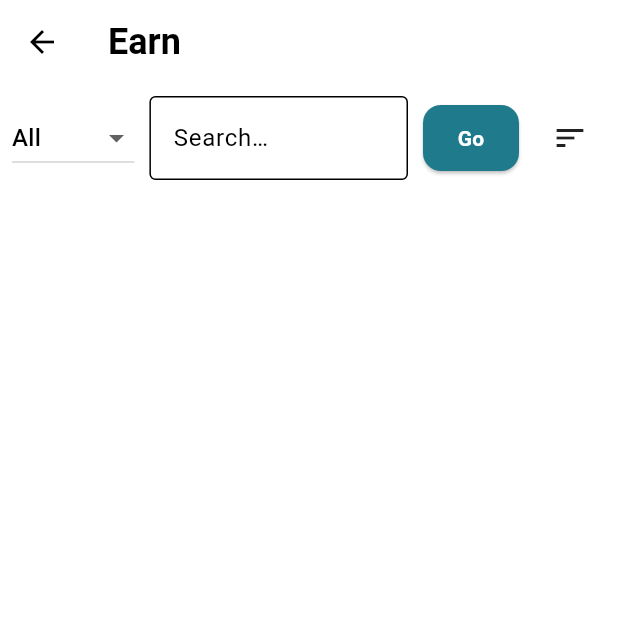
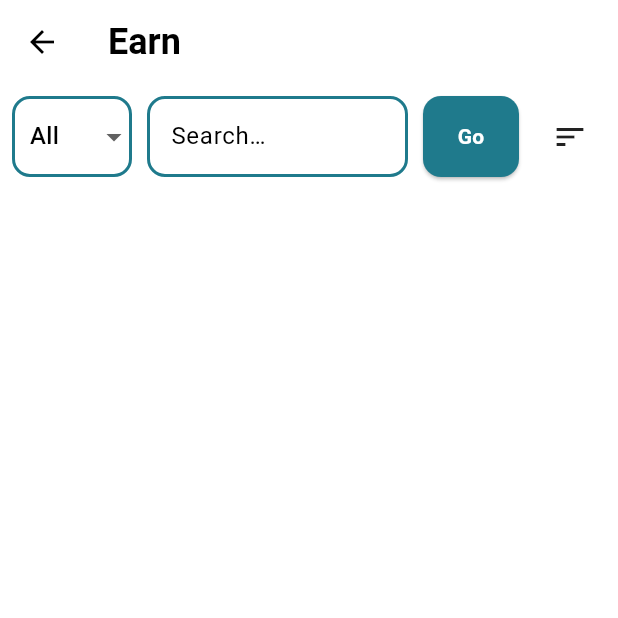
Before and after one commit to Isarquis/M-viles-Group13, a Flutter app: the EarnScreen screen opened directly, after a tap on "Go", on a phone screen of 412 x 824 dp, the top half of it. Run offline on Flutter 3.47's test engine with Material 3 defaults, Android fonts, the phone set to English and light mode, and no system bars; our stand-ins replace cached_network_image, cloud_firestore, connectivity_plus, firebase_auth, firebase_core, firebase_storage and 11 more; accounts and stored records are empty.

```diff
--- a/uni_marketplace_flutter/lib/screens/earn_list.dart
+++ b/uni_marketplace_flutter/lib/screens/earn_list.dart
@@ -26,8 +26,7 @@ class _EarnScreenState extends State<EarnScreen> {
 
   List<Product> _allProducts = [];
   List<Product> _filtered = [];
-  final ValueNotifier<List<Product>> _pageNotifier =
-      ValueNotifier<List<Product>>([]);
+  final ValueNotifier<List<Product>> _pageNotifier = ValueNotifier([]);
   bool _isLoading = false;
   bool _isLoadingMore = false;
   bool _hasMore = true;
@@ -50,25 +49,72 @@ class _EarnScreenState extends State<EarnScreen> {
   @override
   void initState() {
     super.initState();
-    _initHive();
-    _loadSearchSuggestions();
     _scrollController.addListener(() {
       _onScroll();
       _hideSearchSuggestionsOnScroll();
     });
-    _loadInitial();
+    // Arrancamos todo después del primer frame
+    WidgetsBinding.instance.addPostFrameCallback((_) => _setup());
+  }
+
+  Future<void> _setup() async {
+    await _initHive();
+    await _loadInitial();
+  }
+
+  Future<void> _initHive() async {
+    _productsBox = await Hive.openBox('cached_products');
+  }
+
+  Future<void> _loadSearchSuggestions() async {
+    final terms = await _searchHistoryDB.getRecentTerms();
+    setState(() => _searchSuggestions = terms);
+  }
+
+  Future<void> _saveSearchTerm(String term) async {
+    if (term.trim().isEmpty) return;
+    await _searchHistoryDB.insertTerm(term.trim());
+    await _loadSearchSuggestions();
   }
 
   void _hideSearchSuggestionsOnScroll() {
     if (_searchSuggestions.isNotEmpty) {
-      setState(() {
-        _searchSuggestions = [];
-      });
+      setState(() => _searchSuggestions = []);
     }
   }
 
-  Future<void> _initHive() async {
-    _productsBox = await Hive.openBox('cached_products');
+  Future<void> _loadInitial() async {
+    setState(() {
+      _isLoading = true;
+      _showOfflineBanner = false;
+      _allProducts.clear();
+      _filtered.clear();
+      _pageNotifier.value = [];
+      _lastIndex = 0;
+      _hasMore = true;
+    });
+
+    try {
+      final conn = await Connectivity().checkConnectivity();
+      if (conn == ConnectivityResult.none) {
+        throw Exception('offline');
+      }
+      // Intento online
+      final fetched = await _firestoreService.getAllProducts();
+      _allProducts =
+          fetched
+              .where((p) => (p.status ?? '').toLowerCase() == 'available')
+              .toList();
+      await _saveProductsToHive(_allProducts);
+    } catch (_) {
+      // OFFLINE o fallo de red
+      final cached = await _loadProductsFromHive();
+      _allProducts = cached;
+      _showOfflineBanner = true;
+    } finally {
+      setState(() => _isLoading = false);
+      _applyFilterSort();
+    }
   }
 
   Future<void> _saveProductsToHive(List<Product> products) async {
@@ -77,78 +123,17 @@ class _EarnScreenState extends State<EarnScreen> {
 
   Future<List<Product>> _loadProductsFromHive() async {
     final cached = _productsBox.get('products', defaultValue: []);
-    return (cached as List).map((e) => Product.fromMap(e, '')).toList();
-  }
-
-  Future<void> _loadSearchSuggestions() async {
-    final terms = await _searchHistoryDB.getRecentTerms();
-    setState(() {
-      _searchSuggestions = terms;
-    });
-  }
-
-  Future<void> _saveSearchTerm(String term) async {
-    if (term.trim().isEmpty) return;
-    await _searchHistoryDB.insertTerm(term.trim());
-    _loadSearchSuggestions();
-  }
-
-  void _onScroll() {
-    if (_scrollController.position.pixels >=
-            _scrollController.position.maxScrollExtent - 200 &&
-        !_isLoadingMore &&
-        _hasMore) {
-      _loadMore();
-    }
-  }
-
-  Future<void> _loadInitial() async {
-    setState(() {
-      _isLoading = true;
-      _allProducts.clear();
-      _filtered.clear();
-      _pageNotifier.value = [];
-      _lastIndex = 0;
-      _hasMore = true;
-      _showOfflineBanner = false;
-    });
-
-    final connectivityResult = await Connectivity().checkConnectivity();
-
-    if (connectivityResult == ConnectivityResult.none) {
-      final cachedProducts = await _loadProductsFromHive();
-      if (cachedProducts.isNotEmpty) {
-        setState(() {
-          _allProducts = cachedProducts;
-          _showOfflineBanner = true;
-          _isLoading = false;
-        });
-        _applyFilterSort();
-        return;
-      }
-    }
-
-    final fetched = await _firestoreService.getAllProducts();
-    _allProducts =
-        fetched
-            .where((p) => (p.status ?? '').toLowerCase() == 'available')
+    return (cached as List)
+        .map((e) => Product.fromMap(e as Map<String, dynamic>, ''))
         .toList();
-
-    await _saveProductsToHive(_allProducts);
-
-    _applyFilterSort();
-    setState(() => _isLoading = false);
   }
 
   void _applyFilterSort() {
     final term = _searchController.text.trim().toLowerCase();
-
-    if (term.isNotEmpty) {
-      _saveSearchTerm(term);
-    }
+    if (term.isNotEmpty) _saveSearchTerm(term);
 
     _filtered =
-        (_selectedCategory == 'All')
+        _selectedCategory == 'All'
             ? List.from(_allProducts)
             : _allProducts
                 .where((p) => p.category == _selectedCategory)
@@ -196,17 +181,24 @@ class _EarnScreenState extends State<EarnScreen> {
 
   void _loadMore() {
     if (!_hasMore) return;
-
     setState(() => _isLoadingMore = true);
 
-    final nextIndex = min(_lastIndex + _perPage, _filtered.length);
-    final slice = _filtered.sublist(_lastIndex, nextIndex);
-
+    final next = min(_lastIndex + _perPage, _filtered.length);
+    final slice = _filtered.sublist(_lastIndex, next);
     _pageNotifier.value = [..._pageNotifier.value, ...slice];
-    _lastIndex = nextIndex;
+    _lastIndex = next;
     _hasMore = _lastIndex < _filtered.length;
 
     setState(() => _isLoadingMore = false);
+  }
+
+  void _onScroll() {
+    if (_scrollController.position.pixels >=
+            _scrollController.position.maxScrollExtent - 200 &&
+        !_isLoadingMore &&
+        _hasMore) {
+      _loadMore();
+    }
   }
 
   void _onSearchOrCategoryChanged() {
@@ -220,11 +212,11 @@ class _EarnScreenState extends State<EarnScreen> {
   }
 
   Widget _buildSearchSuggestions() {
-    if (_searchSuggestions.isEmpty || _searchController.text.isNotEmpty) {
+    if (_searchSuggestions.isEmpty || _searchController.text.isNotEmpty)
       return const SizedBox.shrink();
-    }
+
     return Container(
-      margin: const EdgeInsets.symmetric(horizontal: 8),
+      margin: const EdgeInsets.symmetric(horizontal: 8, vertical: 4),
       decoration: BoxDecoration(
         color: Colors.white,
         border: Border.all(color: Colors.grey.shade300),
@@ -234,16 +226,14 @@ class _EarnScreenState extends State<EarnScreen> {
       child: ListView.builder(
         shrinkWrap: true,
         itemCount: _searchSuggestions.length,
-        itemBuilder: (context, index) {
-          final suggestion = _searchSuggestions[index];
+        itemBuilder: (context, i) {
+          final s = _searchSuggestions[i];
           return ListTile(
-            title: Text(suggestion),
+            title: Text(s),
             onTap: () {
-              _searchController.text = suggestion;
+              _searchController.text = s;
               _applyFilterSort();
-              setState(() {
-                _searchSuggestions = [];
-              });
+              setState(() => _searchSuggestions = []);
             },
           );
         },
@@ -301,19 +291,47 @@ class _EarnScreenState extends State<EarnScreen> {
                 ],
               ),
             ),
+
+          // Filtros + búsqueda
           Padding(
             padding: const EdgeInsets.all(8),
             child: Column(
               children: [
                 Row(
                   children: [
-                    DropdownButton<String>(
+                    SizedBox(
+                      width: 80,
+                      child: DropdownButtonFormField<String>(
+                        isDense: true,
+                        isExpanded: true,
+                        decoration: InputDecoration(
+                          contentPadding: const EdgeInsets.symmetric(
+                            horizontal: 8,
+                            vertical: 15,
+                          ),
+                          enabledBorder: OutlineInputBorder(
+                            borderRadius: BorderRadius.circular(12),
+                            borderSide: const BorderSide(
+                              color: Color(0xFF1F7A8C),
+                              width: 2,
+                            ),
+                          ),
+                          focusedBorder: OutlineInputBorder(
+                            borderRadius: BorderRadius.circular(12),
+                            borderSide: const BorderSide(
+                              color: Color(0xFF1F7A8C),
+                              width: 2,
+                            ),
+                          ),
+                        ),
                         value: _selectedCategory,
                         items:
                             _categories
                                 .map(
-                                (c) =>
-                                    DropdownMenuItem(value: c, child: Text(c)),
+                                  (c) => DropdownMenuItem(
+                                    value: c,
+                                    child: Text(c),
+                                  ),
                                 )
                                 .toList(),
                         onChanged: (v) {
@@ -321,21 +339,38 @@ class _EarnScreenState extends State<EarnScreen> {
                           _onSearchOrCategoryChanged();
                         },
                       ),
+                    ),
                     const SizedBox(width: 10),
                     Expanded(
                       child: TextField(
                         controller: _searchController,
-                        decoration: const InputDecoration(
+                        onTap: _loadSearchSuggestions,
+                        decoration: InputDecoration(
                           hintText: 'Search…',
-                          border: OutlineInputBorder(),
+                          contentPadding: const EdgeInsets.symmetric(
+                            horizontal: 12,
+                            vertical: 15,
+                          ),
+                          enabledBorder: OutlineInputBorder(
+                            borderRadius: BorderRadius.circular(12),
+                            borderSide: const BorderSide(
+                              color: Color(0xFF1F7A8C),
+                              width: 2,
+                            ),
+                          ),
+                          focusedBorder: OutlineInputBorder(
+                            borderRadius: BorderRadius.circular(12),
+                            borderSide: const BorderSide(
+                              color: Color(0xFF1F7A8C),
+                              width: 2,
+                            ),
+                          ),
                         ),
                         onChanged: (text) {
                           if (_debounce?.isActive ?? false) _debounce!.cancel();
                           _debounce = Timer(
                             const Duration(milliseconds: 300),
-                            () {
-                              _applyFilterSort();
-                            },
+                            _applyFilterSort,
                           );
                         },
                         onSubmitted: (_) => _applyFilterSort(),
@@ -351,7 +386,7 @@ class _EarnScreenState extends State<EarnScreen> {
                         ),
                         padding: const EdgeInsets.symmetric(
                           horizontal: 20,
-                          vertical: 12,
+                          vertical: 17,
                         ),
                       ),
                       child: const Text(
@@ -392,14 +427,16 @@ class _EarnScreenState extends State<EarnScreen> {
               ],
             ),
           ),
+
+          // Lista paginada
           Expanded(
             child:
                 _isLoading
                     ? const Center(child: CircularProgressIndicator())
                     : ValueListenableBuilder<List<Product>>(
                       valueListenable: _pageNotifier,
-                      builder: (context, page, _) {
-                        return ListView.builder(
+                      builder:
+                          (_, page, __) => ListView.builder(
                             controller: _scrollController,
                             itemCount: page.length + (_hasMore ? 1 : 0),
                             itemBuilder: (ctx, i) {
@@ -414,8 +451,7 @@ class _EarnScreenState extends State<EarnScreen> {
                               final product = page[i];
                               return _buildProductCard(product);
                             },
-                        );
-                      },
+                          ),
                     ),
           ),
         ],
@@ -437,6 +473,7 @@ class _EarnScreenState extends State<EarnScreen> {
         child: Column(
           crossAxisAlignment: CrossAxisAlignment.start,
           children: [
+            // Imagen
             Container(
               width: double.infinity,
               decoration: BoxDecoration(
@@ -453,23 +490,23 @@ class _EarnScreenState extends State<EarnScreen> {
                 child:
                     (product.image ?? '').startsWith('http')
                         ? CachedNetworkImage(
-                          imageUrl: product.image ?? '',
+                          imageUrl: product.image!,
                           fit: BoxFit.contain,
                           height: 200,
                           placeholder:
-                              (context, url) => const Center(
+                              (_, __) => const Center(
                                 child: CircularProgressIndicator(),
                               ),
-                          errorWidget:
-                              (context, url, error) => const Icon(Icons.error),
+                          errorWidget: (_, __, ___) => const Icon(Icons.error),
                         )
                         : Image.asset(
-                          product.image ?? '',
+                          product.image!,
                           fit: BoxFit.contain,
                           height: 200,
                         ),
               ),
             ),
+            // Título / precio / acciones
             Padding(
               padding: const EdgeInsets.fromLTRB(16, 16, 16, 12),
               child: Column(
@@ -497,17 +534,16 @@ class _EarnScreenState extends State<EarnScreen> {
                       Row(
                         children: [
                           ElevatedButton(
-                            onPressed: () {
-                              Navigator.push(
+                            onPressed:
+                                () => Navigator.push(
                                   context,
                                   MaterialPageRoute(
                                     builder:
-                                      (context) => SellProductDetail(
+                                        (_) => SellProductDetail(
                                           productId: product.id,
                                         ),
                                   ),
-                              );
-                            },
+                                ),
                             style: ElevatedButton.styleFrom(
                               backgroundColor: const Color(0xFF1F7A8C),
                               shape: RoundedRectangleBorder(
@@ -525,11 +561,10 @@ class _EarnScreenState extends State<EarnScreen> {
                           const SizedBox(width: 8),
                           IconButton(
                             icon: const Icon(Icons.share),
-                            onPressed: () {
-                              Share.share(
+                            onPressed:
+                                () => Share.share(
                                   'Check out this listing: ${product.title} for \$${product.price?.toStringAsFixed(1)} COP',
-                              );
-                            },
+                                ),
                           ),
                         ],
                       ),
```
Also changed, not shown: uni_marketplace_flutter/lib/screens/sell_product_detail.dart (+95 -34 lines), 2 other files. Lines whose indentation alone changed are shown as unchanged.
